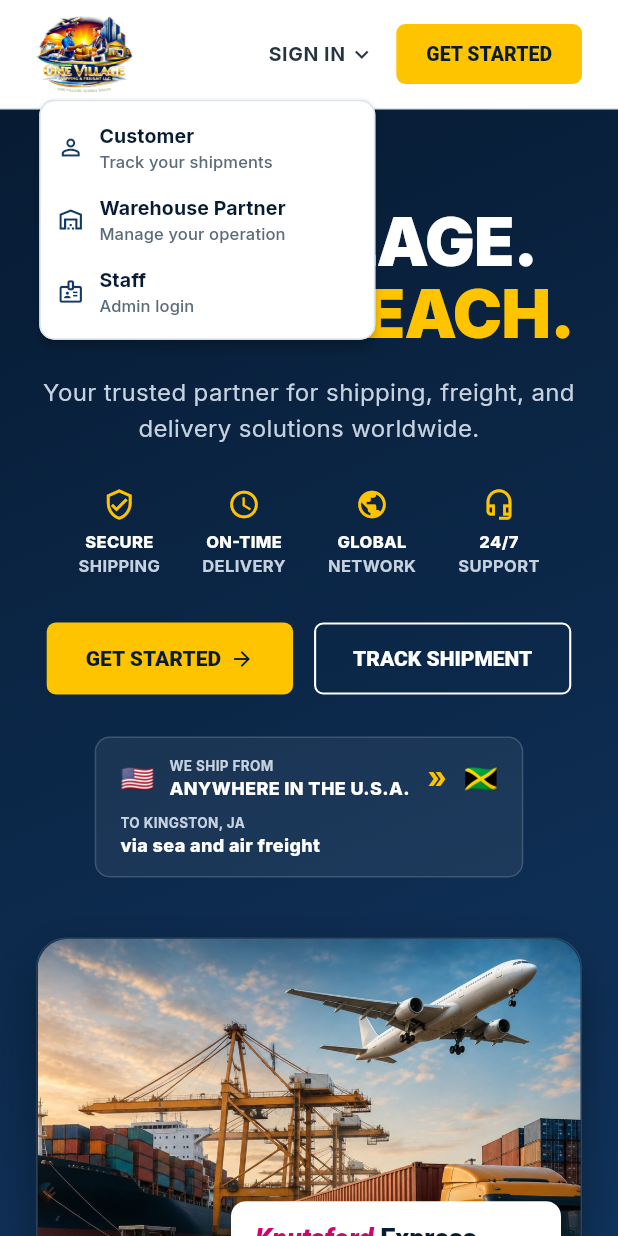
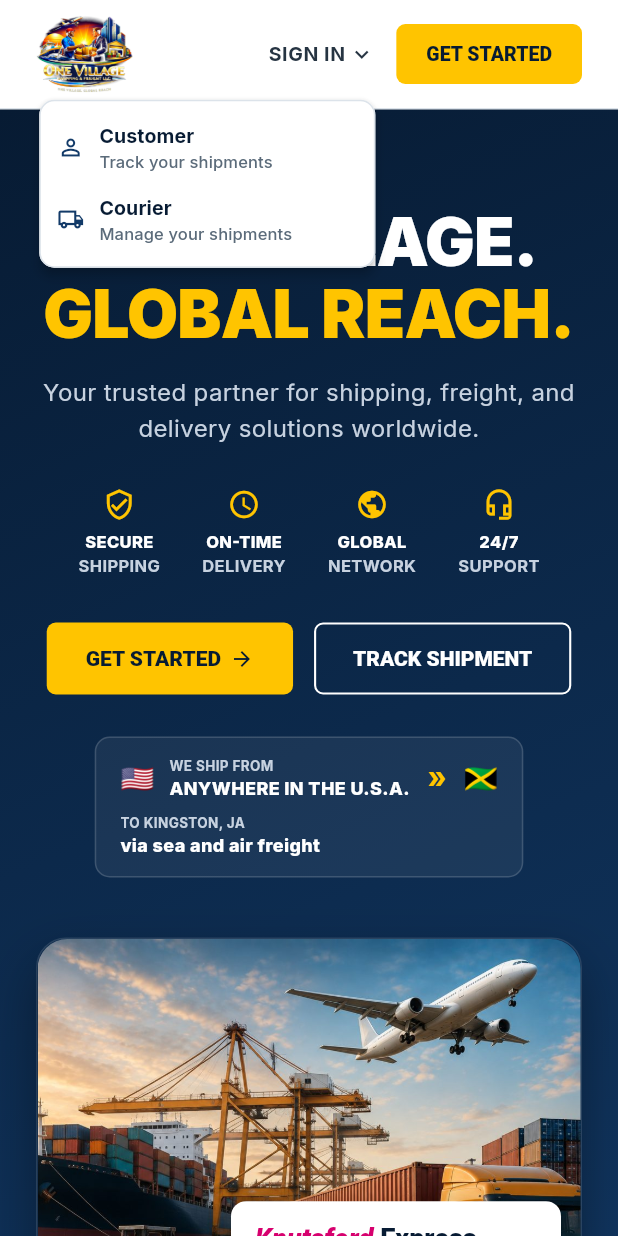
Before and after one commit to aplusdocs1-eng/shipping, a Flutter app: the screen it shows after launch, after a tap on "SIGN IN", on a phone screen of 412 x 824 dp. Run offline on Flutter 3.47's test engine with Material 3 defaults, Android fonts, the phone set to English and light mode, and no system bars; our stand-ins replace fl_chart, google_fonts, shared_preferences, supabase_flutter; accounts and stored records are empty.

Commit message:
Separate staff/warehouse access from the public landing page
Warehouse operations are now internal to One Village only (the
existing full-access admin panel already controls every customer's
and courier's packages, invoices, and shipments — no separate
warehouse-partner tenant needed). Staff and warehouse sign-in move
to a new /team route that isn't linked anywhere from the main site;
the landing page keeps only Customer and Courier sign-up/sign-in.

- main.dart: drop the Landing/Login toggle from the root route so
  "/" always shows the landing page; add a new "/team" route
  (_TeamPortalRoot) hosting the existing staff login + admin
  dashboard flow.
- landing_screen.dart: remove the "Staff" sign-in option and the
  now-unused admin callback plumbing; rename "Warehouse Partner" to
  "Courier" in the sign-in menu and the CTA sign-up card.
- login_screen.dart: add a "Back to homepage" link and update the
  heading/subtitle to "Staff & Warehouse Sign-in" now that it's
  reached only via the direct /team URL.
- partner_login_screen.dart: drop the public "Warehouse Platform"
  plan tier (and the now-pointless single-option plan selector) —
  courier is the only self-serve plan.

Co-Authored-By: Claude Sonnet 5 <noreply@anthropic.com>

```diff
--- a/lib/main.dart
+++ b/lib/main.dart
@@ -45,7 +45,8 @@ class CourierWarehouseApp extends StatelessWidget {
       theme: AppTheme.light,
       initialRoute: TenantService().isAdminHost ? '/' : '/partner-login',
       routes: {
-        '/': (context) => const _AppRoot(),
+        '/': (context) => const LandingScreen(),
+        '/team': (context) => const _TeamPortalRoot(),
         '/partner-login': (context) => const PartnerLoginScreen(),
         '/partner-home': (context) => const PartnerDashboardScreen(),
         '/customer-login': (context) => const CustomerLoginScreen(),
@@ -55,17 +56,19 @@ class CourierWarehouseApp extends StatelessWidget {
   }
 }
 
-class _AppRoot extends StatefulWidget {
-  const _AppRoot();
+/// Internal entry point for One Village staff and warehouse operations.
+/// Deliberately not linked from the public landing page — reach it directly
+/// via /#/team.
+class _TeamPortalRoot extends StatefulWidget {
+  const _TeamPortalRoot();
 
   @override
-  State<_AppRoot> createState() => _AppRootState();
+  State<_TeamPortalRoot> createState() => _TeamPortalRootState();
 }
 
-class _AppRootState extends State<_AppRoot> {
+class _TeamPortalRootState extends State<_TeamPortalRoot> {
   bool _loggedIn = false;
   bool _loadingData = false;
-  bool _showLogin = false;
 
   Future<void> _handleLogin() async {
     setState(() => _loadingData = true);
@@ -88,9 +91,6 @@ class _AppRootState extends State<_AppRoot> {
       return const Scaffold(body: Center(child: CircularProgressIndicator()));
     }
     if (!_loggedIn) {
-      if (!_showLogin) {
-        return LandingScreen(onGetStarted: () => setState(() => _showLogin = true));
-      }
       return LoginScreen(onLogin: _handleLogin);
     }
     return MainShell(onLogout: () => setState(() => _loggedIn = false));
--- a/lib/screens/landing_screen.dart
+++ b/lib/screens/landing_screen.dart
@@ -3,8 +3,7 @@ import 'package:flutter/material.dart';
 
 /// Public marketing home page for One Village Shipping & Freight.
 class LandingScreen extends StatefulWidget {
-  final VoidCallback onGetStarted;
-  const LandingScreen({super.key, required this.onGetStarted});
+  const LandingScreen({super.key});
 
   static const navy = Color(0xFF071B33);
   static const secondaryNavy = Color(0xFF123A68);
@@ -149,7 +148,6 @@ class _LandingScreenState extends State<LandingScreen> {
               onGetStarted: () => _scrollToKey(_ctaKey),
               onCustomerSignIn: _goToCustomerSignIn,
               onPartnerSignIn: _goToPartnerSignIn,
-              onAdminSignIn: widget.onGetStarted,
             ),
             _Hero(
               onGetStarted: () => _scrollToKey(_ctaKey),
@@ -161,7 +159,7 @@ class _LandingScreenState extends State<LandingScreen> {
             const _StatsBar(),
             _CtaSignup(
               key: _ctaKey,
-              onWarehouseSignUp: _goToPartnerSignUp,
+              onCourierSignUp: _goToPartnerSignUp,
               onCustomerSignUp: _goToCustomerSignUp,
             ),
             _Footer(
@@ -218,7 +216,6 @@ class _Header extends StatelessWidget {
   final VoidCallback onGetStarted;
   final VoidCallback onCustomerSignIn;
   final VoidCallback onPartnerSignIn;
-  final VoidCallback onAdminSignIn;
 
   const _Header({
     required this.onHome,
@@ -229,7 +226,6 @@ class _Header extends StatelessWidget {
     required this.onGetStarted,
     required this.onCustomerSignIn,
     required this.onPartnerSignIn,
-    required this.onAdminSignIn,
   });
 
   @override
@@ -269,7 +265,6 @@ class _Header extends StatelessWidget {
             _SignInMenu(
               onCustomer: onCustomerSignIn,
               onPartner: onPartnerSignIn,
-              onAdmin: onAdminSignIn,
             ),
             const SizedBox(width: 14),
             ElevatedButton(
@@ -325,8 +320,7 @@ class _NavLink extends StatelessWidget {
 class _SignInMenu extends StatelessWidget {
   final VoidCallback onCustomer;
   final VoidCallback onPartner;
-  final VoidCallback onAdmin;
-  const _SignInMenu({required this.onCustomer, required this.onPartner, required this.onAdmin});
+  const _SignInMenu({required this.onCustomer, required this.onPartner});
 
   @override
   Widget build(BuildContext context) {
@@ -346,9 +340,6 @@ class _SignInMenu extends StatelessWidget {
           case 'partner':
             onPartner();
             break;
-          case 'admin':
-            onAdmin();
-            break;
         }
       },
       itemBuilder: (context) => const [
@@ -363,17 +354,9 @@ class _SignInMenu extends StatelessWidget {
         PopupMenuItem(
           value: 'partner',
           child: _SignInMenuItem(
-            icon: Icons.warehouse_outlined,
-            title: 'Warehouse Partner',
-            subtitle: 'Manage your operation',
-          ),
-        ),
-        PopupMenuItem(
-          value: 'admin',
-          child: _SignInMenuItem(
-            icon: Icons.badge_outlined,
-            title: 'Staff',
-            subtitle: 'Admin login',
+            icon: Icons.local_shipping_outlined,
+            title: 'Courier',
+            subtitle: 'Manage your shipments',
           ),
         ),
       ],
@@ -1028,9 +1011,9 @@ class _StatsBar extends StatelessWidget {
 // ---------------------------------------------------------------------------
 
 class _CtaSignup extends StatelessWidget {
-  final VoidCallback onWarehouseSignUp;
+  final VoidCallback onCourierSignUp;
   final VoidCallback onCustomerSignUp;
-  const _CtaSignup({super.key, required this.onWarehouseSignUp, required this.onCustomerSignUp});
+  const _CtaSignup({super.key, required this.onCourierSignUp, required this.onCustomerSignUp});
 
   @override
   Widget build(BuildContext context) {
@@ -1062,11 +1045,11 @@ class _CtaSignup extends StatelessWidget {
       runSpacing: 16,
       children: [
         _SignupCard(
-          icon: Icons.warehouse_outlined,
-          title: 'WAREHOUSE SIGN UP',
-          desc: 'Partner with us for secure storage and fulfillment.',
+          icon: Icons.local_shipping_outlined,
+          title: 'COURIER SIGN UP',
+          desc: 'Partner with us to manage your own customers and shipments.',
           filled: true,
-          onTap: onWarehouseSignUp,
+          onTap: onCourierSignUp,
         ),
         _SignupCard(
           icon: Icons.person_outline,
```
Also changed, not shown: lib/screens/login_screen.dart (+19 -3 lines), lib/screens/partner_login_screen.dart (+1 -77 lines).
